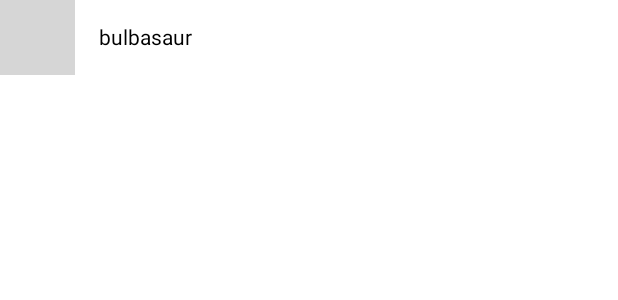
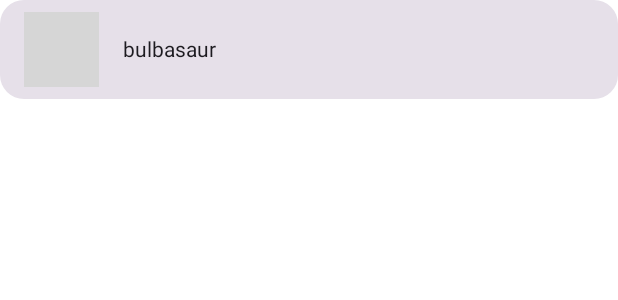
Before and after one commit to Gzus1512/pokemon-master-app, an Android app built with Jetpack Compose: the @Preview function PreviewItemView, on a phone screen of 412 x 824 dp. Shown: the top 300 px of the screen. Run offline under Robolectric (Android 15) with nearby library versions, the phone set to English and light mode, and no system bars; pictures from the network do not load; grey boxes are pictures that could not be loaded.

```diff
--- /dev/null
+++ b/app/src/main/java/com/jrb/pokemonmaster/core/StringExtensions.kt
@@ -0,0 +1,3 @@
+package com.jrb.pokemonmaster.core
+
+fun String.capitalizeFirstLetter() = this.replaceFirstChar { it.uppercase() }
--- a/app/src/main/java/com/jrb/pokemonmaster/data/mappers/PokemonMappers.kt
+++ b/app/src/main/java/com/jrb/pokemonmaster/data/mappers/PokemonMappers.kt
@@ -1,11 +1,12 @@
 package com.jrb.pokemonmaster.data.mappers
 
+import com.jrb.pokemonmaster.core.capitalizeFirstLetter
 import com.jrb.pokemonmaster.data.remote.dto.PokemonDataDto
 import com.jrb.pokemonmaster.data.remote.dto.TypeListDto
 import com.jrb.pokemonmaster.domain.model.PokemonDataModel
 
 fun PokemonDataDto.toPokemonDataModel() = PokemonDataModel(
-    name ?: "",
+    name?.capitalizeFirstLetter() ?: "",
     sprites?.imageUrl ?: "",
     weight ?: "",
     height ?: "",
--- a/app/src/main/java/com/jrb/pokemonmaster/presentation/ImageView.kt
+++ b/app/src/main/java/com/jrb/pokemonmaster/presentation/ImageView.kt
@@ -1,6 +1,7 @@
 package com.jrb.pokemonmaster.presentation
 
 import androidx.annotation.DrawableRes
+import androidx.compose.foundation.background
 import androidx.compose.foundation.layout.Box
 import androidx.compose.foundation.layout.size
 import androidx.compose.foundation.shape.CircleShape
@@ -11,11 +12,13 @@ import androidx.compose.ui.draw.clip
 import androidx.compose.ui.layout.ContentScale
 import androidx.compose.ui.platform.LocalInspectionMode
 import androidx.compose.ui.res.painterResource
+import androidx.compose.ui.res.stringResource
 import androidx.compose.ui.tooling.preview.Preview
 import androidx.compose.ui.unit.Dp
 import androidx.compose.ui.unit.dp
 import coil.compose.AsyncImage
 import com.jrb.pokemonmaster.R
+import com.jrb.pokemonmaster.ui.theme.PurpleGrey80
 
 @Composable
 fun RoundedImageView(
@@ -24,14 +27,16 @@ fun RoundedImageView(
     imageSize: Dp = 100.dp
 ) {
     Box(
-        modifier.clip(CircleShape),
+        modifier
+            .clip(CircleShape)
+            .background(color = PurpleGrey80),
         contentAlignment = Alignment.Center
     ) {
         AsyncImage(
             modifier = Modifier.size(imageSize),
             model = image,
             placeholder = placeholder(preview = R.drawable.ic_pokeball),
-            contentDescription = "Profile image",
+            contentDescription = stringResource(id = R.string.pokemon_image_description),
             contentScale = ContentScale.Crop
         )
     }
--- a/app/src/main/java/com/jrb/pokemonmaster/presentation/ViewItem.kt
+++ b/app/src/main/java/com/jrb/pokemonmaster/presentation/ViewItem.kt
@@ -3,8 +3,11 @@ package com.jrb.pokemonmaster.presentation
 import androidx.compose.foundation.layout.Arrangement
 import androidx.compose.foundation.layout.Row
 import androidx.compose.foundation.layout.Spacer
+import androidx.compose.foundation.layout.padding
 import androidx.compose.foundation.layout.size
 import androidx.compose.foundation.layout.width
+import androidx.compose.foundation.shape.RoundedCornerShape
+import androidx.compose.material3.Card
 import androidx.compose.material3.Text
 import androidx.compose.runtime.Composable
 import androidx.compose.ui.Alignment
@@ -18,14 +21,19 @@ fun ItemView(
     imageUrl: String,
     modifier: Modifier = Modifier
 ) {
+    Card(
+        modifier = modifier,
+        shape = RoundedCornerShape(16.dp)
+    ) {
         Row(
-        modifier = modifier,
+            modifier = Modifier.padding(horizontal = 16.dp, vertical = 8.dp),
             verticalAlignment = Alignment.CenterVertically,
             horizontalArrangement = Arrangement.Center
         ) {
             RoundedImageView(
                 image = imageUrl,
-            modifier = Modifier.size(50.dp)
+                modifier = Modifier
+                    .size(50.dp)
             )
 
             Spacer(Modifier.width(16.dp))
@@ -34,6 +42,7 @@ fun ItemView(
                 text = name,
                 modifier = Modifier.weight(1f)
             )
+        }
     }
 }
 
--- a/app/src/main/res/values/strings.xml
+++ b/app/src/main/res/values/strings.xml
@@ -1,3 +1,7 @@
 <resources>
     <string name="app_name">Pokemon Master</string>
+    <string name="pokemon_weight_text">Weight: </string>
+    <string name="pokemon_height_text">Height: </string>
+    <string name="pokemon_types_text">Types: </string>
+    <string name="pokemon_image_description">Pokemon image</string>
 </resources>
```
Also changed, not shown: app/src/main/java/com/jrb/pokemonmaster/presentation/screens/DashboardScreen.kt (+24 -1 lines), app/src/main/java/com/jrb/pokemonmaster/presentation/screens/DetailsScreen.kt (+45 -4 lines). Lines whose indentation alone changed are shown as unchanged.
